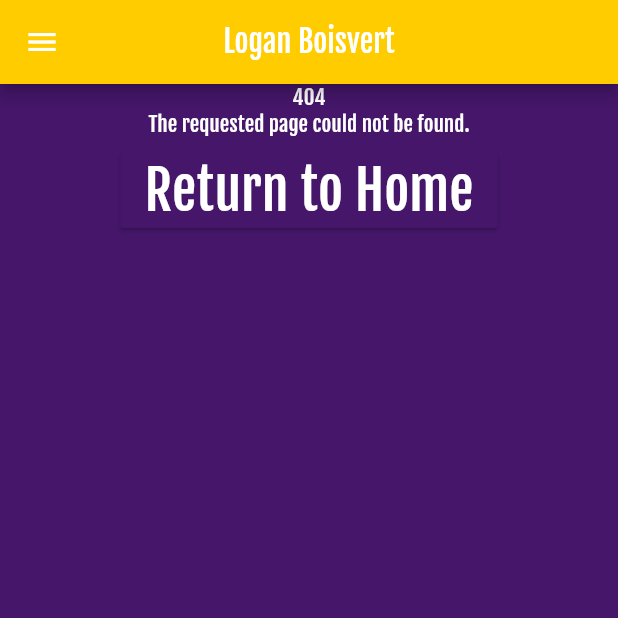
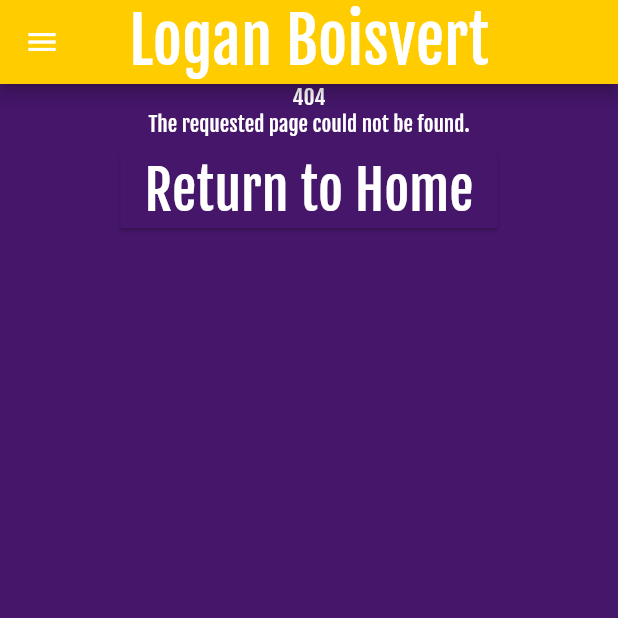
Before and after one commit to loganboisvert/loganboisvert.com, a Flutter app: the Route404 screen opened directly, on a phone screen of 412 x 824 dp, the top half of it. Run offline on Flutter 3.47's test engine with Material 2 defaults, Android fonts, the phone set to English and light mode, and no system bars.

Commit message:
Enforce stylign and best practices

```diff
--- a/lib/main.dart
+++ b/lib/main.dart
@@ -1,6 +1,8 @@
+// Flutter imports
 import 'package:flutter/material.dart';
+
+// Project imports
 import 'package:logan_boisvert_website/routes/about/about.dart';
-
 import 'package:logan_boisvert_website/routes/index/index.dart';
 import 'package:logan_boisvert_website/routes/404/404.dart';
 import 'package:logan_boisvert_website/routes/podcast/podcast.dart';
--- a/lib/routes/404/404.dart
+++ b/lib/routes/404/404.dart
@@ -1,7 +1,9 @@
-import 'package:flutter/cupertino.dart';
+// Flutter imports
 import 'package:flutter/material.dart';
 
+// Project imports
 import 'package:logan_boisvert_website/routes/index/index.dart';
+import 'package:logan_boisvert_website/widgets/appbar.dart';
 import 'package:logan_boisvert_website/widgets/navbuttons.dart';
 
 class Route404 extends StatelessWidget {
@@ -10,7 +12,7 @@ class Route404 extends StatelessWidget {
   Widget build(BuildContext context) {
     return Scaffold(
       appBar: AppBar(
-        title: Text("Logan Boisvert"),
+        title: AppBarTitle(),
         centerTitle: true,
       ),
       drawer: Drawer(
@@ -22,9 +24,9 @@ class Route404 extends StatelessWidget {
       body: Center(
         child: Column(
           children: <Widget>[
-            Text("404"),
-            Text("The requested page could not be found."),
-            NavButton(name: "Return to Home", route: IndexRoute.route),
+            Text('404'),
+            Text('The requested page could not be found.'),
+            NavButton(name: 'Return to Home', route: IndexRoute.route),
           ],
         ),
       ),
--- a/lib/routes/about/about.dart
+++ b/lib/routes/about/about.dart
@@ -1,9 +1,11 @@
+// Flutter imports
 import 'package:flutter/material.dart';
 
+// Project imports
 import 'package:logan_boisvert_website/widgets/appbar.dart';
 
 class AboutRoute extends StatelessWidget {
-  static const route = "/about";
+  static const route = '/about';
 
   @override
   Widget build(BuildContext context) {
--- a/lib/routes/index/index.dart
+++ b/lib/routes/index/index.dart
@@ -1,9 +1,11 @@
+// Flutter imports
 import 'package:flutter/material.dart';
 
+// Project imports
 import 'package:logan_boisvert_website/widgets/appbar.dart';
 
 class IndexRoute extends StatelessWidget {
-  static const route = "/";
+  static const route = '/';
 
   @override
   Widget build(BuildContext context) {
--- a/lib/routes/podcast/podcast.dart
+++ b/lib/routes/podcast/podcast.dart
@@ -1,9 +1,11 @@
+// Flutter import
 import 'package:flutter/material.dart';
 
+// Project imports
 import 'package:logan_boisvert_website/widgets/appbar.dart';
 
 class PodcastRoute extends StatelessWidget {
-  static const route = "/podcast";
+  static const route = '/podcast';
 
   @override
   Widget build(BuildContext context) {
--- a/lib/routes/store/store.dart
+++ b/lib/routes/store/store.dart
@@ -1,9 +1,11 @@
+// Flutter imports
 import 'package:flutter/material.dart';
 
+// Project imports
 import 'package:logan_boisvert_website/widgets/appbar.dart';
 
 class StoreRoute extends StatelessWidget {
-  static const route = "/store";
+  static const route = '/store';
 
   @override
   Widget build(BuildContext context) {
--- a/lib/routes/streaming/streaming.dart
+++ b/lib/routes/streaming/streaming.dart
@@ -1,9 +1,11 @@
+// Flutter imports
 import 'package:flutter/material.dart';
 
+// Project imports
 import 'package:logan_boisvert_website/widgets/appbar.dart';
 
 class StreamingRoute extends StatelessWidget {
-  static const route = "/stream";
+  static const route = '/stream';
 
   @override
   Widget build(BuildContext context) {
--- a/lib/themes.dart
+++ b/lib/themes.dart
@@ -1,10 +1,11 @@
+// Flutter imports
 import 'package:flutter/material.dart';
-
+// Package imports
 import 'package:logan_boisvert_website/widgets/colors.dart';
 
 class Themes {
 
-  final _fontFamily = "Fjalla One";
+  final _fontFamily = 'Fjalla One';
 
   ThemeData get mainTheme => ThemeData(
     brightness: Brightness.dark,
--- a/lib/widgets/appbar.dart
+++ b/lib/widgets/appbar.dart
@@ -1,11 +1,13 @@
+// Flutter imports
 import 'package:flutter/material.dart';
 
+// Project imports
 import 'package:logan_boisvert_website/widgets/navbuttons.dart';
 
 class AppBarTitle extends StatelessWidget {
   @override
   Widget build(BuildContext context) {
-    return Text("Logan Boisvert", style: TextStyle(fontSize: 42));
+    return Text('Logan Boisvert', style: TextStyle(fontSize: 42));
   }
 }
 
--- a/lib/widgets/colors.dart
+++ b/lib/widgets/colors.dart
@@ -1,3 +1,4 @@
+// Flutter imports
 import 'package:flutter/material.dart';
 
 class ThemeColors {
```
Also changed, not shown: lib/widgets/navbuttons.dart (+8 -7 lines).
